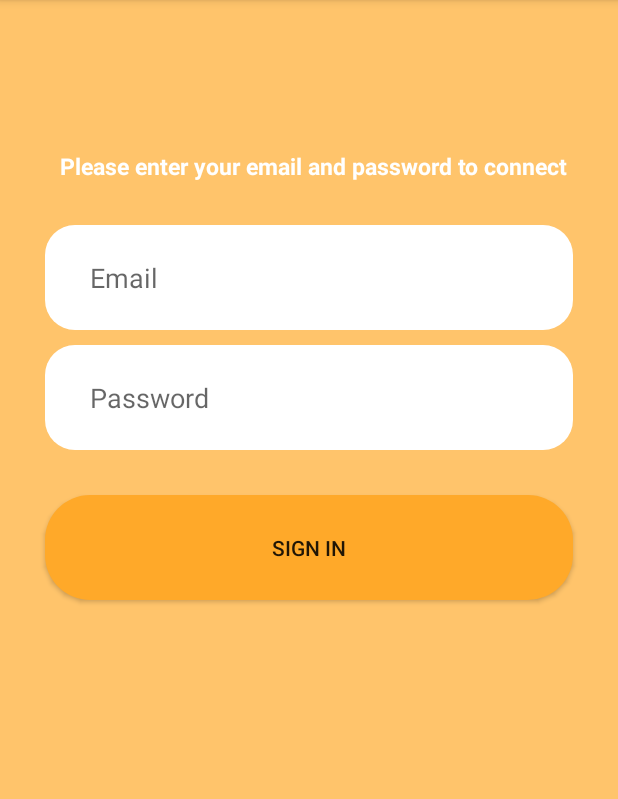
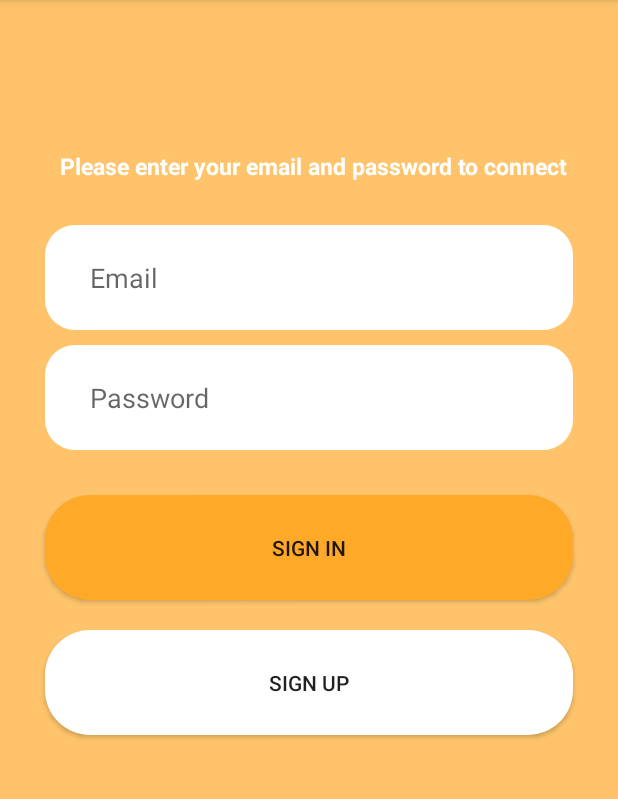
Before and after one commit to rafallmind/Volta, an Android app: the SignInActivity screen opened directly, with no data from a screen before it, on a phone screen of 412 x 824 dp, the part 84-883 px from its top. Run offline under Robolectric (Android 15) with nearby library versions, the phone set to English and light mode, and no system bars; our stand-ins replace Firebase (no records; nobody signed in at launch, a user with empty details on screens opened directly); 1 statement that could not run was skipped.

Commit message:
manque détails homepage

```diff
--- a/app/src/main/java/com/example/voltagang/SignInActivity.java
+++ b/app/src/main/java/com/example/voltagang/SignInActivity.java
@@ -26,6 +26,7 @@ public class SignInActivity extends AppCompatActivity {
     // Composants du XML
     private EditText emailSignIn, passwordSignIn;
     private Button buttonSignIn;
+    private Button buttonSignUp;
 
     //Référence FireBase
     private FirebaseAuth mAuth;
@@ -56,6 +57,7 @@ public class SignInActivity extends AppCompatActivity {
         emailSignIn = findViewById(R.id.emailSignIn);
         passwordSignIn = findViewById(R.id.passwordSignIn);
         buttonSignIn = findViewById(R.id.buttonSignIn);
+        buttonSignUp = findViewById(R.id.buttonSignUp);
 
         //Initialisation FireBase
         mAuth = FirebaseAuth.getInstance();
@@ -97,5 +99,12 @@ public class SignInActivity extends AppCompatActivity {
             }
         });
 
+        buttonSignUp.setOnClickListener(new View.OnClickListener() {
+            @Override
+            public void onClick(View v) {
+                startActivity(new Intent(SignInActivity.this, SignUpActivity.class));
+            }
+        });
+
     }
 }
--- a/app/src/main/res/layout/activity_sign_in.xml
+++ b/app/src/main/res/layout/activity_sign_in.xml
@@ -52,12 +52,22 @@
             />
 
         <Button
-            android:id="@+id/buttonSignIn"
+        android:id="@+id/buttonSignIn"
+        android:layout_width="match_parent"
+        android:layout_height="wrap_content"
+        android:text="@string/signin"
+        android:background="@drawable/btncustom"
+        android:layout_marginRight="30dp"
+        android:layout_marginLeft="30dp"/>
+
+        <Button
+            android:id="@+id/buttonSignUp"
             android:layout_width="match_parent"
             android:layout_height="wrap_content"
-            android:text="@string/signin"
-            android:background="@drawable/btncustom"
+            android:text="@string/signup"
+            android:background="@drawable/btncustomsignup"
             android:layout_marginRight="30dp"
-            android:layout_marginLeft="30dp"/>
+            android:layout_marginLeft="30dp"
+            android:layout_marginTop="20dp"/>
     </LinearLayout>
 </RelativeLayout>
```
